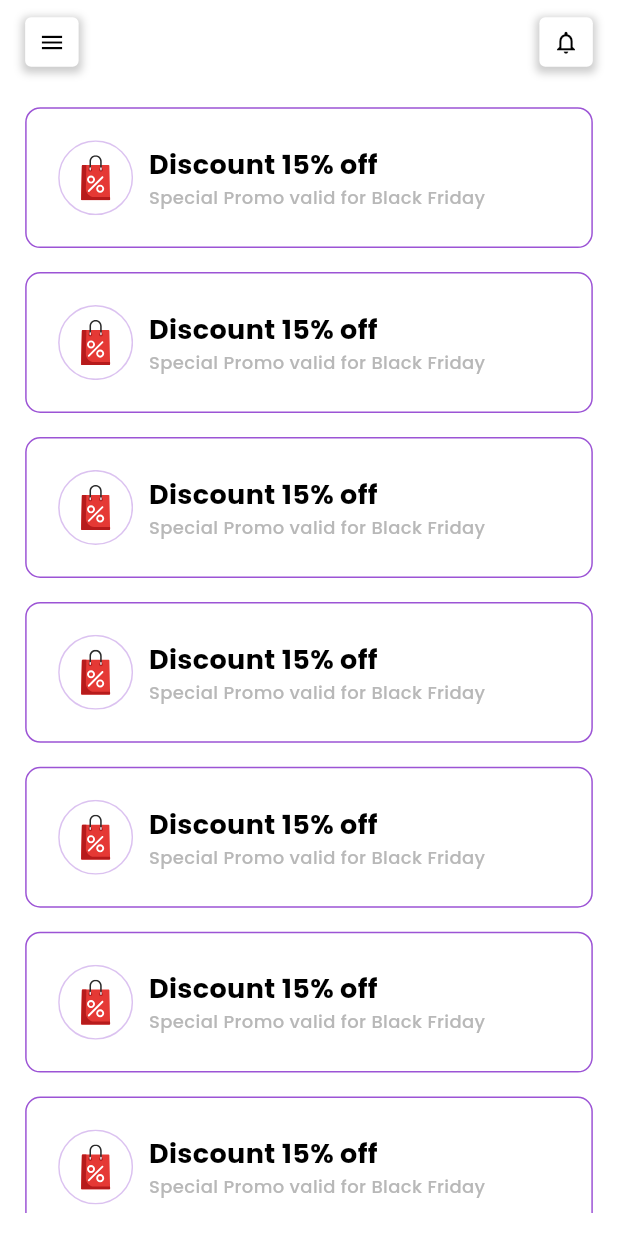
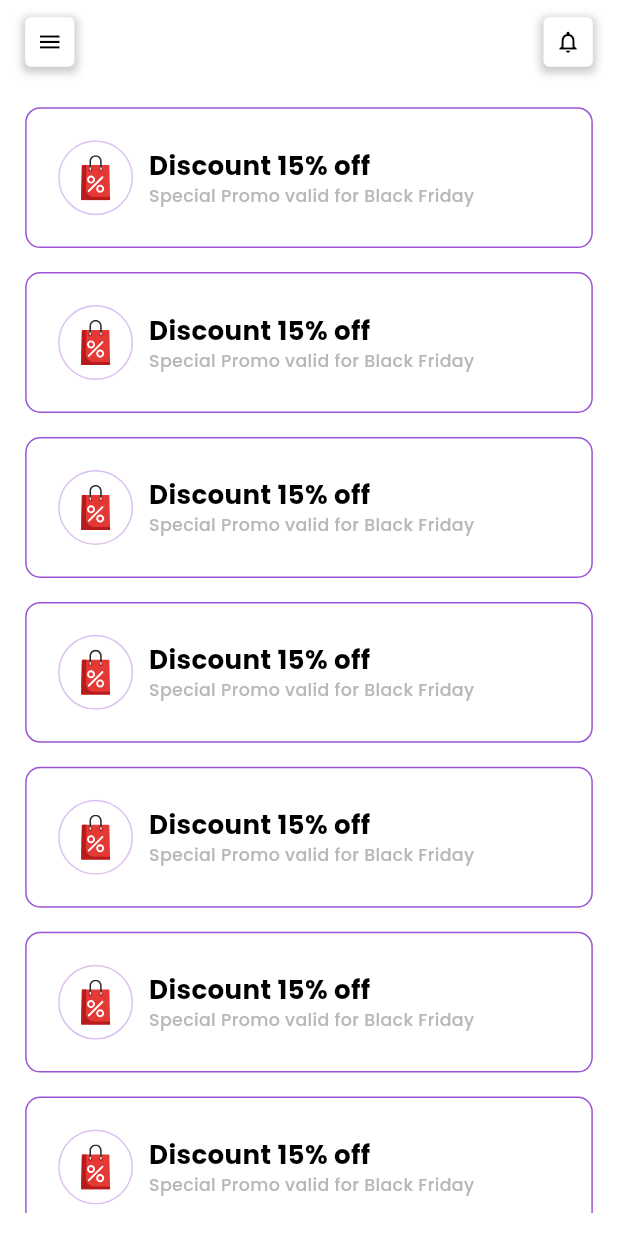
Before and after one commit to bilginfatih/shazy, a Flutter app: the OfferPage screen opened directly, on a phone screen of 412 x 824 dp. Run offline on Flutter 3.47's test engine with Material 3 defaults, Android fonts, the light colour scheme and no system bars; our stand-ins replace dio, easy_localization, firebase_core, firebase_messaging, flutter_local_notifications, flutter_mobx and 13 more; missing offline and left inert: flutter_check_box_rounded, flutter_polyline_points, flutter_session_manager, maps_launcher; accounts and stored records are empty; generated files the repository leaves out were written again; network calls fail; project files that could hold a hidden picture were left out.

Commit message:
some ui bug fixed

```diff
--- a/lib/pages/menu_side/change_password_page.dart
+++ b/lib/pages/menu_side/change_password_page.dart
@@ -51,7 +51,8 @@
         context: context,
         mainTitle: 'changePassword'.tr(),
       ),
-      body: BasePadding(
+      body: SingleChildScrollView(
+        child: BasePadding(
           context: context,
           child: Column(
             children: [
@@ -89,6 +90,7 @@
             ],
           ),
         ),
+      ),
     );
   }
 }
--- a/lib/pages/offer/offer_page.dart
+++ b/lib/pages/offer/offer_page.dart
@@ -32,12 +32,13 @@
             Column(
               crossAxisAlignment: CrossAxisAlignment.start,
               children: [
-                Text(
-                  'Discount 15% off',
-                  style: context.textStyle.headlineSmallBold,
+                FittedBox(
+                  child: Text(
+                    'Discount 15% off',
+                    style: context.textStyle.headlineSmallBold,
+                  ),
                 ),
-                SizedBox(
-                  width: context.customWidth(0.62),
+                FittedBox(
                   child: Text(
                     'Special Promo valid for Black Friday',
                     maxLines: 2,
--- a/lib/pages/profile/profile_edit_page.dart
+++ b/lib/pages/profile/profile_edit_page.dart
@@ -99,7 +99,8 @@
             _buildEmail(context),
             _buildAboutYou(context),
             SizedBox(
-              height: context.responsiveHeight(207),
+              height:
+                  context.responsiveHeight(context.height < 620 ? 130 : 207),
             ),
             _buildButtons(context),
           ],
--- a/lib/pages/profile/profile_page.dart
+++ b/lib/pages/profile/profile_page.dart
@@ -202,8 +202,10 @@
 
   Image _buildImage(String path) {
     return Image.network(path,
-        errorBuilder: (context, exception, stackTrack) =>
-            Image.asset('assets/png/no_data.png'));
+        errorBuilder: (context, exception, stackTrack) => Image.asset(
+              'assets/png/no_data.png',
+              height: context.responsiveHeight(85),
+            ));
   }
 
   Column _buildProfileColumn(String text1, String text2, bool isLight) {
--- a/lib/widgets/app_bars/custom_app_bar.dart
+++ b/lib/widgets/app_bars/custom_app_bar.dart
@@ -1,13 +1,10 @@
 import 'package:flutter/material.dart';
-import 'package:flutter_svg/svg.dart';
 
 import 'package:hexcolor/hexcolor.dart';
 import 'package:shazy/core/init/navigation/navigation_manager.dart';
 import 'package:shazy/utils/constants/navigation_constant.dart';
 import 'package:shazy/widgets/buttons/icon_button.dart';
 import '../../utils/extensions/context_extension.dart';
-
-import '../buttons/shadow_button.dart';
 
 class CustomAppBar extends AppBar {
   CustomAppBar({
@@ -34,10 +31,10 @@
               CustomIconButton(
                 context: context,
                 height: context.responsiveHeight(34),
-                width: context.responsiveWidth(34),
+                width: context.responsiveHeight(34),
                 icon: Icons.menu,
                 color: Colors.black,
-                size: 18,
+                size: context.responsiveHeight(18),
                 onPressed: () {
                   scaffoldKey?.currentState?.openDrawer();
                 },
@@ -48,10 +45,10 @@
             CustomIconButton(
               context: context,
               height: context.responsiveHeight(34),
-              width: context.responsiveWidth(34),
+              width: context.responsiveHeight(34),
               icon: Icons.notifications_none_outlined,
               color: Colors.black,
-              size: 18,
+              size: context.responsiveHeight(18),
               onPressed: () {
                 NavigationManager.instance.navigationToPage(
                   NavigationConstant.notification,
```
Also changed, not shown: lib/pages/home/home_screen_transport.dart (+9 -9 lines), lib/pages/menu_side/change_language_page.dart (+8 -4 lines), lib/pages/menu_side/settings_page.dart (+11 -4 lines), lib/pages/wallet/wallet_page.dart (+25 -14 lines), lib/utils/theme/styles.dart (+6 -6 lines). Lines whose indentation alone changed are shown as unchanged.
